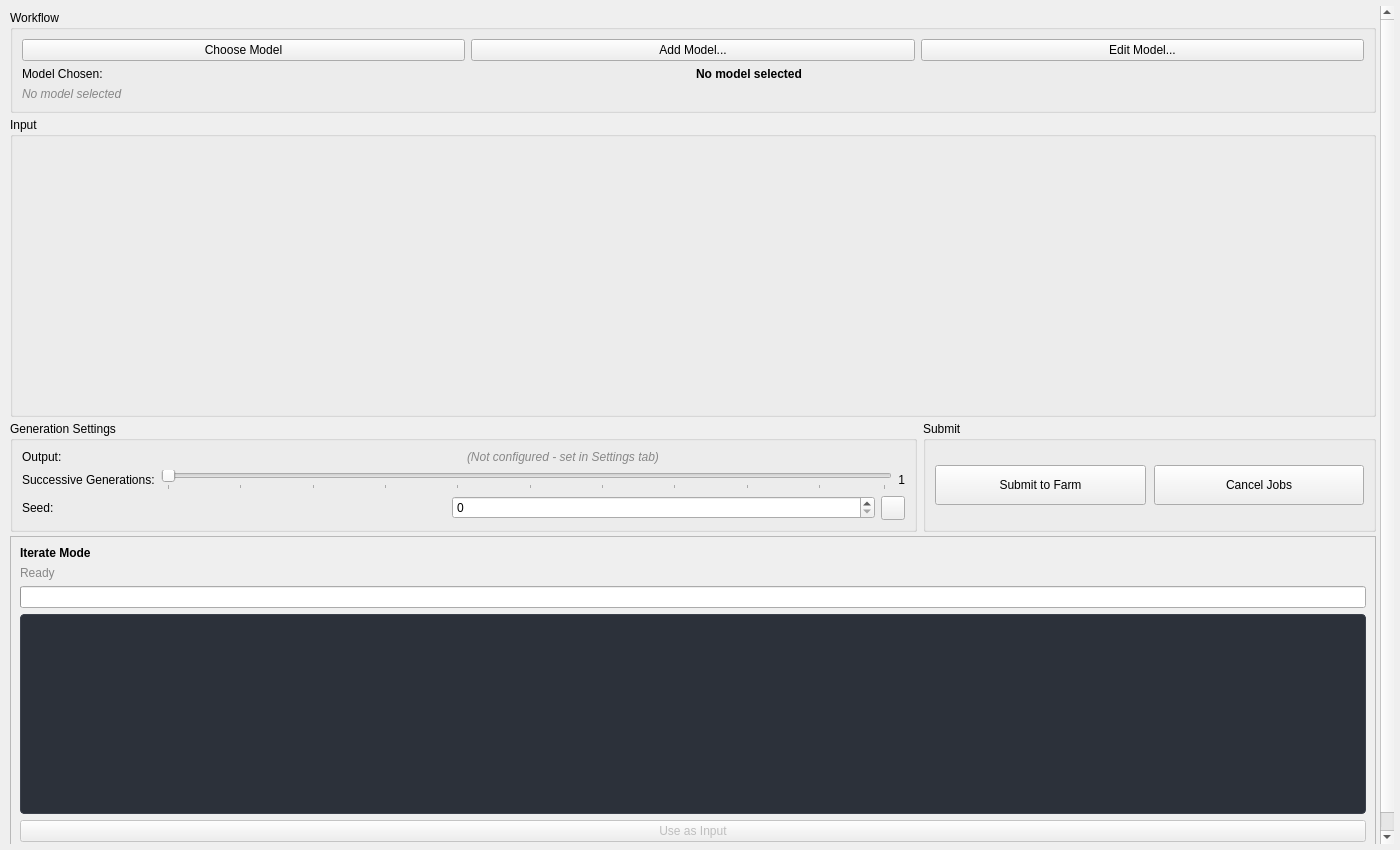
The window that resources/ui/tabs/comfyui.ui (cpt-cabbage/luma_tools) describes before a commit, drawn with Qt 5.
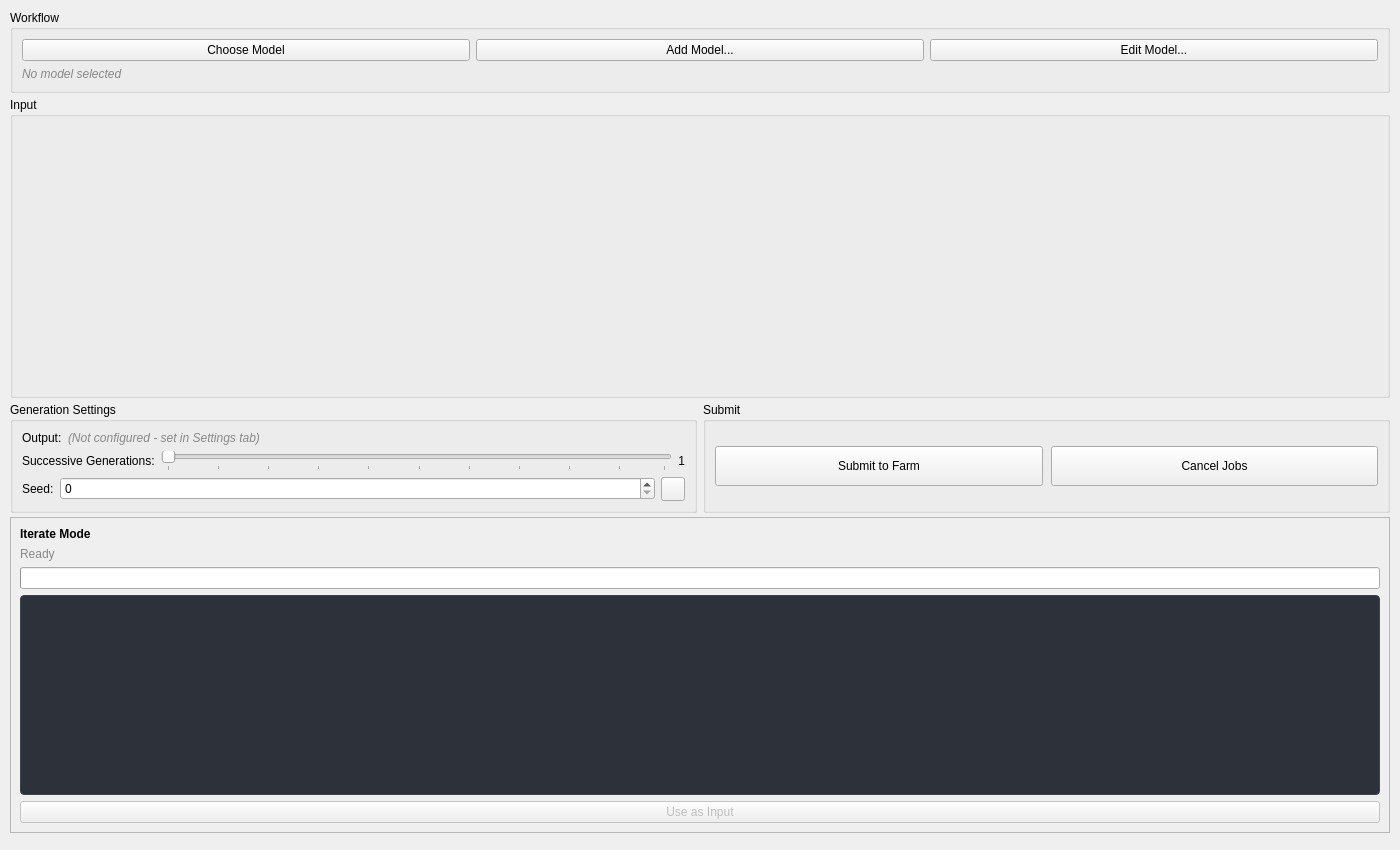
The same window after the commit.

Commit message: - Improve button row symmetry with equal stretch factors for all buttons - Add fixed width labels and expanding input fields for consistent widget alignment - Replace model chosen label with dynamic button text for cleaner layout - Adjust horizontal layout stretch in widget manager for balanced section widths

```diff
--- a/resources/ui/tabs/comfyui.ui
+++ b/resources/ui/tabs/comfyui.ui
@@ -67,6 +67,12 @@
             </property>
             <item>
              <widget class="QPushButton" name="ComfyUIChoosePreset">
+              <property name="sizePolicy">
+               <sizepolicy hsizetype="Expanding" vsizetype="Fixed">
+                <horstretch>1</horstretch>
+                <verstretch>0</verstretch>
+               </sizepolicy>
+              </property>
               <property name="text">
                <string>Choose Model</string>
               </property>
@@ -77,6 +83,12 @@
             </item>
             <item>
              <widget class="QPushButton" name="ComfyUIAddPreset">
+              <property name="sizePolicy">
+               <sizepolicy hsizetype="Expanding" vsizetype="Fixed">
+                <horstretch>1</horstretch>
+                <verstretch>0</verstretch>
+               </sizepolicy>
+              </property>
               <property name="text">
                <string>Add Model...</string>
               </property>
@@ -87,6 +99,12 @@
             </item>
             <item>
              <widget class="QPushButton" name="ComfyUIEditPreset">
+              <property name="sizePolicy">
+               <sizepolicy hsizetype="Expanding" vsizetype="Fixed">
+                <horstretch>1</horstretch>
+                <verstretch>0</verstretch>
+               </sizepolicy>
+              </property>
               <property name="text">
                <string>Edit Model...</string>
               </property>
@@ -97,30 +115,6 @@
             </item>
            </layout>
           </item>
-          <item>
-           <layout class="QHBoxLayout" name="comfyuiPresetLayout">
-            <property name="spacing">
-             <number>6</number>
-            </property>
-            <item>
-             <widget class="QLabel" name="ComfyUIModelChosenLabel">
-              <property name="text">
-               <string>Model Chosen: </string>
-              </property>
-             </widget>
-            </item>
-            <item>
-             <widget class="QLabel" name="ComfyUICurrentPreset">
-              <property name="text">
-               <string>No model selected</string>
-              </property>
-              <property name="styleSheet">
-               <string>font-weight: bold;</string>
-              </property>
-             </widget>
-            </item>
-           </layout>
-          </item>
           <item>
            <widget class="QLabel" name="ComfyUIWorkflowPath">
             <property name="text">
@@ -169,7 +163,7 @@
           <widget class="QGroupBox" name="comfyuiSettingsGroupBox">
            <property name="sizePolicy">
             <sizepolicy hsizetype="Expanding" vsizetype="Preferred">
-             <horstretch>2</horstretch>
+             <horstretch>1</horstretch>
              <verstretch>0</verstretch>
             </sizepolicy>
            </property>
@@ -194,6 +188,12 @@
               </item>
               <item>
                <widget class="QLabel" name="ComfyUINetworkPathDisplay">
+                <property name="sizePolicy">
+                 <sizepolicy hsizetype="Expanding" vsizetype="Preferred">
+                  <horstretch>1</horstretch>
+                  <verstretch>0</verstretch>
+                 </sizepolicy>
+                </property>
                 <property name="text">
                  <string>(Not configured - set in Settings tab)</string>
                 </property>
@@ -221,6 +221,12 @@
               </item>
               <item>
                <widget class="QSlider" name="ComfyUIGenerationCount">
+                <property name="sizePolicy">
+                 <sizepolicy hsizetype="Expanding" vsizetype="Fixed">
+                  <horstretch>1</horstretch>
+                  <verstretch>0</verstretch>
+                 </sizepolicy>
+                </property>
                 <property name="minimum">
                  <number>1</number>
                 </property>
@@ -270,6 +276,12 @@
               </item>
               <item>
                <widget class="QSpinBox" name="ComfyUISeed">
+                <property name="sizePolicy">
+                 <sizepolicy hsizetype="Expanding" vsizetype="Fixed">
+                  <horstretch>1</horstretch>
+                  <verstretch>0</verstretch>
+                 </sizepolicy>
+                </property>
                 <property name="minimum">
                  <number>0</number>
                 </property>
```
Left out of the diff: 18 changed lines with no effect on the pictures. The commit also changes 2 other files.
